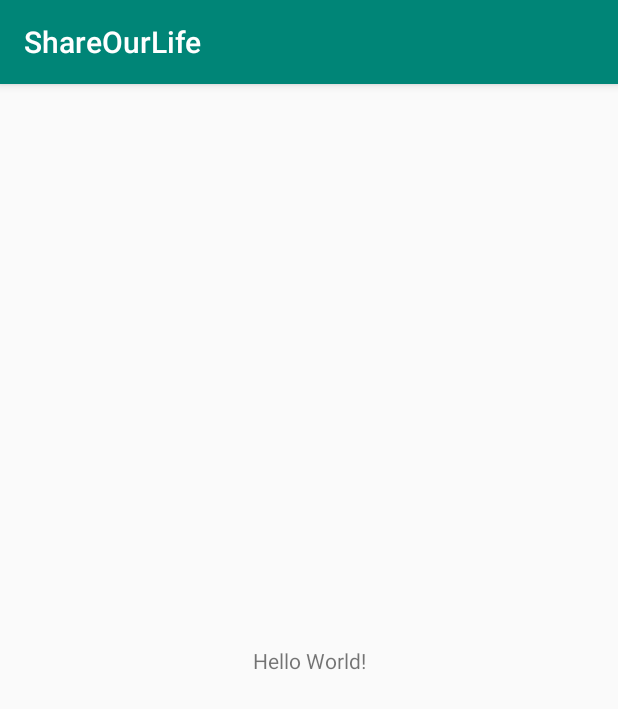
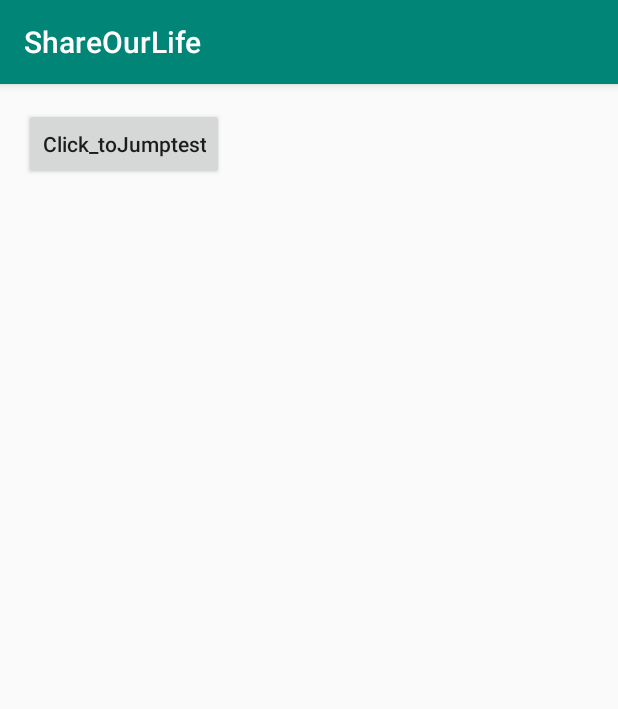
Before and after one commit to Wubingyu/ShareOurLife, an Android app: the screen it shows after launch (MainActivity), on a phone screen of 412 x 824 dp. Shown: the top 709 px of the screen. Run offline under Robolectric (Android 15) with nearby library versions, the phone set to English and light mode, and no system bars; our stand-ins replace RxJava, data binding; libraries missing offline, so code that uses them is left out: com.squareup.leakcanary; 2 statements that could not run were skipped.

Commit message:
完成mvvm框架的基本搭建，抽象出Activity的基类，在基类中完成VM的绑定

```diff
--- a/app/src/main/AndroidManifest.xml
+++ b/app/src/main/AndroidManifest.xml
@@ -3,12 +3,14 @@
     package="com.example.shareourlife">
 
     <application
+        android:name=".appApplication"
         android:allowBackup="true"
         android:icon="@mipmap/ic_launcher"
         android:label="@string/app_name"
         android:roundIcon="@mipmap/ic_launcher_round"
         android:supportsRtl="true"
         android:theme="@style/AppTheme">
+        <activity android:name=".MVVM.ActivityTest.Activitytest"></activity>
         <activity android:name=".MainActivity">
             <intent-filter>
                 <action android:name="android.intent.action.MAIN" />
--- /dev/null
+++ b/app/src/main/java/com/example/shareourlife/BaseActivity.java
@@ -0,0 +1,29 @@
+package com.example.shareourlife;
+
+import android.arch.lifecycle.ViewModel;
+import android.content.Intent;
+import android.support.annotation.NonNull;
+import android.widget.Toast;
+
+import com.example.shareourlife.MVVM.ActivityTest.Activitytest;
+import com.example.shareourlife.MVVM.MvvmActivity;
+
+public abstract class BaseActivity extends MvvmActivity {
+
+    //Navigator类，用于在VM中处理一切页面跳转
+    Navigator getNavigator() {
+        return  new Navigator() {
+            @Override
+            public void navigateToTestActivity() {
+                toJump(Activitytest.class);
+            }
+
+            public void toJump(Class<?> des) {
+                Intent intent = new Intent(BaseActivity.this, des);
+                startActivity(intent);
+            }
+        };
+    }
+
+
+}
--- /dev/null
+++ b/app/src/main/java/com/example/shareourlife/MVVM/BindingAdapters.java
@@ -0,0 +1,44 @@
+package com.example.shareourlife.MVVM;
+
+import android.arch.lifecycle.ViewModel;
+import android.databinding.BindingConversion;
+import android.databinding.ViewDataBinding;
+import android.support.annotation.NonNull;
+import android.view.View;
+
+import com.example.shareourlife.BR;
+
+import io.reactivex.functions.Action;
+
+public class BindingAdapters {
+
+    @NonNull
+    public static final ViewModelBinder defaultBinder = new ViewModelBinder() {
+        @Override
+        public void bind(ViewDataBinding viewDataBinding, ViewModel viewModel) {
+            viewDataBinding.setVariable(BR.vm, viewModel);
+        }
+    };
+
+
+    //转换！！
+    //将Action 转换为View.onClickLickener
+    //然后DataBinding会自动在绑定的方法中找到符合要求的方法进行转换。
+    //但是，有可能影响到其他属性
+    // 例如这个 @BindingConversion- convertColorToString 就会影响到android:visibility, 因为他们都是都符合从 int 到 int 的转换。  https://juejin.im/entry/578c6bc77db2a2005c003a58
+    @BindingConversion
+    public static View.OnClickListener toOnClickListener(final Action listener) {
+        if (listener != null) {
+            return view -> {
+                try {
+                    listener.run();
+                } catch (Exception e) {
+                    e.printStackTrace();
+                }
+            };
+        } else {
+            return null;
+        }
+    }
+
+}
--- /dev/null
+++ b/app/src/main/java/com/example/shareourlife/MVVM/MvvmActivity.java
@@ -0,0 +1,41 @@
+package com.example.shareourlife.MVVM;
+
+import android.arch.lifecycle.ViewModel;
+import android.databinding.DataBindingUtil;
+import android.databinding.ViewDataBinding;
+import android.os.Bundle;
+import android.support.annotation.LayoutRes;
+import android.support.annotation.NonNull;
+import android.support.v7.app.AppCompatActivity;
+
+import com.example.shareourlife.BR;
+import com.example.shareourlife.MVVM.utils.BindingUtils;
+import com.example.shareourlife.MVVM.utils.Preconditions;
+
+public abstract class MvvmActivity extends AppCompatActivity {
+
+    private ViewDataBinding binding;
+    @Override
+    protected void onCreate(Bundle savedInstanceState) {
+        super.onCreate(savedInstanceState);
+
+        binding = DataBindingUtil.setContentView(this, getLayoutId());
+        Preconditions.checkNotNull(binding, "bindingClass in " + MvvmActivity.this.getClass().getSimpleName());
+        binding.setVariable(BR.vm, createViewModel());
+
+        getDefaultBinder().bind(binding, createViewModel());
+    }
+
+    @NonNull
+    private ViewModelBinder getDefaultBinder() {
+        ViewModelBinder defaultBinder = BindingUtils.getDefaultBinder();
+        Preconditions.checkNotNull(defaultBinder, "Default Binder");
+        return defaultBinder;
+    }
+
+    @NonNull
+    protected abstract ViewModel createViewModel();
+
+    @LayoutRes
+    protected abstract int getLayoutId();
+}
--- /dev/null
+++ b/app/src/main/java/com/example/shareourlife/MVVM/ViewModelBinder.java
@@ -0,0 +1,8 @@
+package com.example.shareourlife.MVVM;
+
+import android.arch.lifecycle.ViewModel;
+import android.databinding.ViewDataBinding;
+
+public interface ViewModelBinder {
+    void bind(ViewDataBinding viewDataBinding, ViewModel viewModel);
+}
--- /dev/null
+++ b/app/src/main/java/com/example/shareourlife/MVVM/utils/BindingUtils.java
@@ -0,0 +1,24 @@
+package com.example.shareourlife.MVVM.utils;
+
+import android.arch.lifecycle.ViewModel;
+import android.databinding.ViewDataBinding;
+import android.support.annotation.NonNull;
+import android.support.annotation.Nullable;
+
+import com.example.shareourlife.MVVM.ViewModelBinder;
+
+public class BindingUtils {
+
+    @Nullable
+    private static ViewModelBinder defaultBinder = null;
+
+
+    @Nullable
+    public static ViewModelBinder getDefaultBinder() {
+        return defaultBinder;
+    }
+
+    public static void setDefaultBinder(@NonNull ViewModelBinder viewModelBinder) {
+        defaultBinder = viewModelBinder;
+    }
+}
--- /dev/null
+++ b/app/src/main/java/com/example/shareourlife/MVVM/utils/Preconditions.java
@@ -0,0 +1,9 @@
+package com.example.shareourlife.MVVM.utils;
+
+public class Preconditions {
+    public static <T> void checkNotNull(T value, String name) {
+        if (value == null) {
+            throw new NullPointerException(name + " should not be null");
+        }
+    }
+}
--- a/app/src/main/java/com/example/shareourlife/MainActivity.java
+++ b/app/src/main/java/com/example/shareourlife/MainActivity.java
@@ -1,13 +1,41 @@
 package com.example.shareourlife;
 
+import android.arch.lifecycle.ViewModel;
+import android.support.annotation.NonNull;
 import android.support.v7.app.AppCompatActivity;
 import android.os.Bundle;
 
-public class MainActivity extends AppCompatActivity {
-
+public class MainActivity extends BaseActivity {
     @Override
     protected void onCreate(Bundle savedInstanceState) {
         super.onCreate(savedInstanceState);
-        setContentView(R.layout.activity_main);
+    }
+
+    @NonNull
+    @Override
+    //createViewModel 返回的是什么呢？
+    //懂了，
+    // createViewModel返回的是一个ViewModel，继承自ViewModel。
+    //ViewModel是绑定给View的，并且包含View所需的所有信息
+    //而我们的Activity又是通过集成MvvmActivity进行绑定的，
+    // 那么MvvmActivity怎么能绑定各个activity的 不同layout 与 各自对应的ViewModel 呢？
+
+    //就是使用了createViewModel方法 和 getLayoutID方法
+    //getLayout方法，就是绑定layout
+    //createViewModel就是绑定ViewModel，并且在绑定这个ViewModel的时候，通过构造方法，把需要的内容全部传给实例ViewModel。
+
+    //得到了ViewModel，和 Layout，来看看MvvmActivity如何来绑定他们
+    //getDefaultBinder().bind(binding, createViewModel());
+    //getDefaultBinder 望文生义：得到一个binder
+    //bind() 开始绑定
+    //createViewModel 就是我们在实体类中声明的方法，会返回我们该实体类需要的 实体ViewModel
+    protected ViewModel createViewModel() {
+//        getNavigator方法继承自BaseActivity
+        return new MainViewModel(getNavigator());
+    }
+
+    @Override
+    protected int getLayoutId() {
+        return R.layout.activity_main;
     }
 }
--- /dev/null
+++ b/app/src/main/java/com/example/shareourlife/MainViewModel.java
@@ -0,0 +1,24 @@
+package com.example.shareourlife;
+
+import android.arch.lifecycle.ViewModel;
+import android.util.Log;
+
+import io.reactivex.functions.Action;
+
+/**
+ * ViewModel 绑定在MainActivity
+ */
+public class MainViewModel extends ViewModel {
+    private static final String TAG = "MainViewModel";
+    Navigator navigator;
+
+    MainViewModel(Navigator navigator) {
+        this.navigator = navigator;
+    }
+
+    //怎么做页面跳转呢？android-mvvm-root项目中是怎么完成的呢？
+    //加一层抽象，通过传递一个Navigator类，来处理跳转。
+    //Navigator是通过BaseActivity确定的，里面有跳转到所有页面的方法。所以VM中不需要持有Activity引用
+    public final Action Click_toJump = () -> navigator.navigateToTestActivity();
+
+}
--- /dev/null
+++ b/app/src/main/java/com/example/shareourlife/Navigator.java
@@ -0,0 +1,13 @@
+package com.example.shareourlife;
+
+/**
+ * 直接在VM中是没有办法完成页面跳转的
+ * 那么怎么办呢？那就使用一个类，来完成跳转
+ * 这个类，应该是在Activity中定义好的，通过Activity创建VM的时候传递给VM，然后VM就用这个类来完成跳转
+ * 定义在BaseActivity中是因为，new Intent(BaseActivity.this, destination.class)之后，所有的继承在BaseActivity的Activity都可以直接调用
+ */
+public interface Navigator {
+    void navigateToTestActivity();
+
+
+}
--- /dev/null
+++ b/app/src/main/java/com/example/shareourlife/Utils.java
@@ -0,0 +1,4 @@
+package com.example.shareourlife;
+
+public class Utils {
+}
--- /dev/null
+++ b/app/src/main/java/com/example/shareourlife/appApplication.java
@@ -0,0 +1,27 @@
+package com.example.shareourlife;
+
+import android.app.Application;
+import android.content.Context;
+
+import com.example.shareourlife.MVVM.BindingAdapters;
+import com.example.shareourlife.MVVM.utils.BindingUtils;
+import com.squareup.leakcanary.LeakCanary;
+import com.squareup.leakcanary.RefWatcher;
+
+public class appApplication extends Application {
+
+    public static RefWatcher getRefWatcher(Context context) {
+        appApplication application = (appApplication) context.getApplicationContext();
+        return application.refWatcher;
+    }
+
+    private RefWatcher refWatcher;
+
+    @Override
+    public void onCreate() {
+        super.onCreate();
+        refWatcher = LeakCanary.install(this);
+        BindingUtils.setDefaultBinder(BindingAdapters.defaultBinder);
+
+    }
+}
--- a/app/src/main/res/layout/activity_main.xml
+++ b/app/src/main/res/layout/activity_main.xml
@@ -1,18 +1,31 @@
 <?xml version="1.0" encoding="utf-8"?>
-<android.support.constraint.ConstraintLayout xmlns:android="http://schemas.android.com/apk/res/android"
-    xmlns:app="http://schemas.android.com/apk/res-auto"
-    xmlns:tools="http://schemas.android.com/tools"
-    android:layout_width="match_parent"
-    android:layout_height="match_parent"
-    tools:context=".MainActivity">
+<layout xmlns:android="http://schemas.android.com/apk/res/android"
+    xmlns:tools="http://schemas.android.com/tools">
 
-    <TextView
-        android:layout_width="wrap_content"
-        android:layout_height="wrap_content"
-        android:text="Hello World!"
-        app:layout_constraintBottom_toBottomOf="parent"
-        app:layout_constraintLeft_toLeftOf="parent"
-        app:layout_constraintRight_toRightOf="parent"
-        app:layout_constraintTop_toTopOf="parent" />
+    <data>
 
-</android.support.constraint.ConstraintLayout>
+        <variable
+            name="vm"
+            type="com.example.shareourlife.MainViewModel" />
+    </data>
+
+    <LinearLayout
+        android:layout_width="match_parent"
+        android:layout_height="match_parent"
+        android:orientation="vertical"
+        android:paddingBottom="@dimen/activity_vertical_margin"
+        android:paddingLeft="@dimen/activity_horizontal_margin"
+        android:paddingRight="@dimen/activity_horizontal_margin"
+        android:paddingTop="@dimen/activity_vertical_margin"
+        tools:context=".MainActivity">
+
+        <Button
+            android:id="@+id/button_toJumptest"
+            android:layout_width="wrap_content"
+            android:layout_height="wrap_content"
+            android:onClick="@{vm.Click_toJump}"
+            android:textAllCaps="false"
+            android:text="Click_toJumptest" />
+
+    </LinearLayout>
+</layout>
--- /dev/null
+++ b/app/src/main/res/values/dimen.xml
@@ -0,0 +1,5 @@
+<resources>
+    <!-- Default screen margins, per the Android Design guidelines. -->
+    <dimen name="activity_horizontal_margin">16dp</dimen>
+    <dimen name="activity_vertical_margin">16dp</dimen>
+</resources>
```
Also changed, not shown: app/build.gradle (+21 -1 lines), app/src/main/java/com/example/shareourlife/MVVM/ActivityTest/Activitytest.java (added, +15 -0 lines), app/src/main/java/com/example/shareourlife/MVVM/FieldUtils.java (added, +46 -0 lines), app/src/main/res/layout/activity_test.xml (added, +10 -0 lines), app/src/main/res/values/strings.xml (+7 -0 lines).
